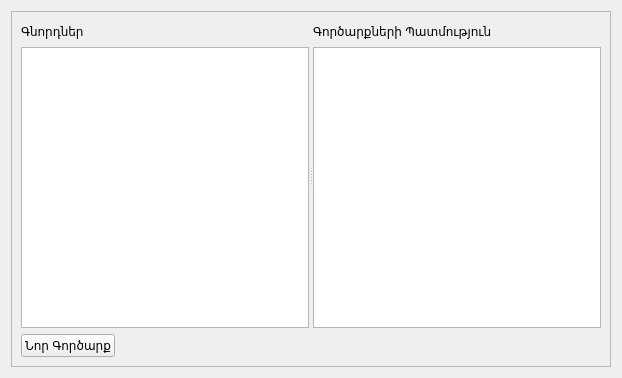
Before: the Qt Designer form src/gorcarqner.ui in ADCompany/AD-Farm, drawn with Qt 5.
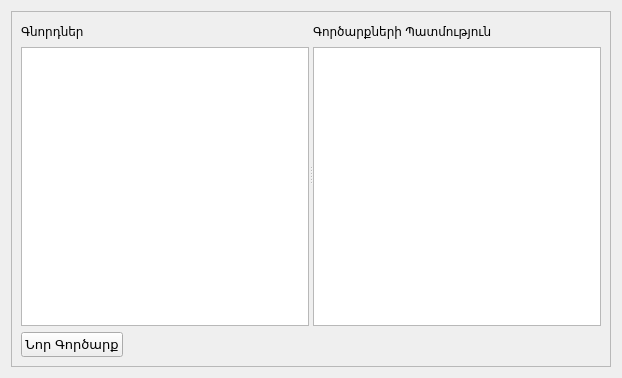
After: the same form once the commit is applied.

Diff of the .ui file:
```diff
--- a/src/gorcarqner.ui
+++ b/src/gorcarqner.ui
@@ -110,6 +110,11 @@
           <layout class="QHBoxLayout" name="horizontalLayout_3">
            <item>
             <widget class="QPushButton" name="btnNewDeal">
+             <property name="font">
+              <font>
+               <pointsize>10</pointsize>
+              </font>
+             </property>
              <property name="text">
               <string>Նոր Գործարք</string>
              </property>
```
